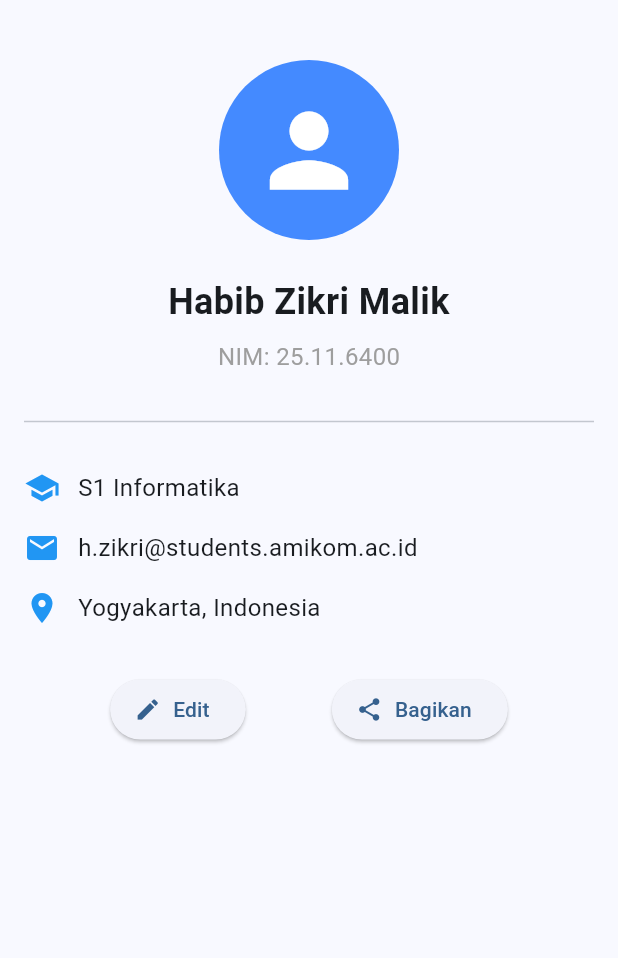
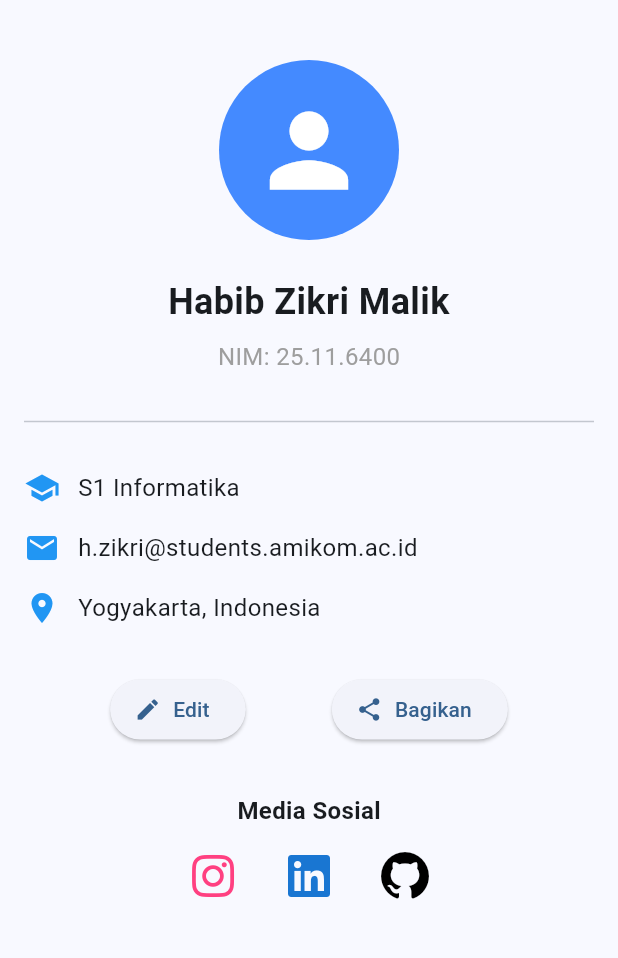
Before and after one commit to habib-zikri/profil_mahasiswa, a Flutter app: the screen it shows after launch, on a phone screen of 412 x 824 dp, the part 84-1042 px from its top. Run offline on Flutter 3.47's test engine with Material 3 defaults, Android fonts, the phone set to English and light mode, and no system bars; our stand-ins replace font_awesome_flutter.

Commit message:
Menambahkan widget SocialMediaRow dengan ikon font_awesome_flutter

```diff
--- a/lib/screens/profile_screen.dart
+++ b/lib/screens/profile_screen.dart
@@ -2,51 +2,60 @@ import 'package:flutter/material.dart';
 
 import '../widgets/profile_photo.dart';
 import '../widgets/profile_info.dart';
+import '../widgets/social_media_row.dart'; // Tambahkan import ini
 
 class ProfileScreen extends StatelessWidget {
   const ProfileScreen({super.key});
+
   @override
   Widget build(BuildContext context) {
     return Scaffold(
       appBar: AppBar(
-        title: const Text('Profil Mahasiswa'),
-        backgroundColor: Colors.blue,
-
-        foregroundColor: Colors.white,
+        title: const Text('Profil Mahasiswa'), //[cite: 1]
+        backgroundColor: Colors.blue, //[cite: 1]
+        foregroundColor: Colors.white, //[cite: 1]
       ),
       body: SingleChildScrollView(
         child: Padding(
-          padding: const EdgeInsets.all(16.0),
+          padding: const EdgeInsets.all(16.0), //[cite: 1]
           child: Column(
-            crossAxisAlignment: CrossAxisAlignment.center,
+            crossAxisAlignment: CrossAxisAlignment.center, //[cite: 1]
             children: [
-              const SizedBox(height: 24),
-              const ProfilePhoto(radius: 60),
-              const SizedBox(height: 24),
+              const SizedBox(height: 24), //[cite: 1]
+              const ProfilePhoto(radius: 60), //[cite: 1]
+              const SizedBox(height: 24), //[cite: 1]
               const ProfileInfo(
-                name: 'Habib Zikri Malik',
-                nim: '25.11.6400',
-                programStudi: 'S1 Informatika',
-                email: 'h.zikri@students.amikom.ac.id',
-                lokasi: 'Yogyakarta, Indonesia',
+                name: 'Habib Zikri Malik', //[cite: 1]
+                nim: '25.11.6400', //[cite: 1]
+                programStudi: 'S1 Informatika', //[cite: 1]
+                email: 'h.zikri@students.amikom.ac.id', //[cite: 1]
+                lokasi: 'Yogyakarta, Indonesia', //[cite: 1]
               ),
-              const SizedBox(height: 24),
+              const SizedBox(height: 24), //[cite: 1]
               // Tombol aksi
               Row(
-                mainAxisAlignment: MainAxisAlignment.spaceEvenly,
+                mainAxisAlignment: MainAxisAlignment.spaceEvenly, //[cite: 1]
                 children: [
                   ElevatedButton.icon(
-                    onPressed: () {},
-                    icon: const Icon(Icons.edit),
-                    label: const Text('Edit'),
+                    onPressed: () {}, //[cite: 1]
+                    icon: const Icon(Icons.edit), //[cite: 1]
+                    label: const Text('Edit'), //[cite: 1]
                   ),
                   ElevatedButton.icon(
-                    onPressed: () {},
-                    icon: const Icon(Icons.share),
-                    label: const Text('Bagikan'),
+                    onPressed: () {}, //[cite: 1]
+                    icon: const Icon(Icons.share), //[cite: 1]
+                    label: const Text('Bagikan'), //[cite: 1]
                   ),
                 ],
               ),
+              const SizedBox(height: 32),
+              // Menambahkan Widget SocialMediaRow di sini
+              const Text(
+                'Media Sosial',
+                style: TextStyle(fontWeight: FontWeight.bold, fontSize: 16)
+              ),
+              const SizedBox(height: 8),
+              const SocialMediaRow(),
             ],
           ),
         ),
--- /dev/null
+++ b/lib/widgets/social_media_row.dart
@@ -0,0 +1,48 @@
+import 'package:flutter/material.dart';
+
+import 'package:font_awesome_flutter/font_awesome_flutter.dart';
+
+class SocialMediaRow extends StatelessWidget {
+  const SocialMediaRow({super.key});
+
+  void _showSnackBar(BuildContext context, String platformName) {
+    ScaffoldMessenger.of(context).showSnackBar(
+      SnackBar(
+        content: Text('Anda mengklik $platformName'),
+        duration: const Duration(seconds: 2),
+      ),
+    );
+  }
+
+  @override
+  Widget build(BuildContext context) {
+    return Row(
+      mainAxisAlignment: MainAxisAlignment.center,
+      children: [
+
+        IconButton(
+          icon: const FaIcon(FontAwesomeIcons.instagram),
+          color: Colors.pinkAccent,
+          iconSize: 32,
+          onPressed: () => _showSnackBar(context, 'Instagram'),
+        ),
+        const SizedBox(width: 16),
+        // Ikon LinkedIn yang Asli
+        IconButton(
+          icon: const FaIcon(FontAwesomeIcons.linkedin),
+          color: Colors.blue[700],
+          iconSize: 32,
+          onPressed: () => _showSnackBar(context, 'LinkedIn'),
+        ),
+        const SizedBox(width: 16),
+
+        IconButton(
+          icon: const FaIcon(FontAwesomeIcons.github),
+          color: Colors.black,
+          iconSize: 32,
+          onPressed: () => _showSnackBar(context, 'GitHub'),
+        ),
+      ],
+    );
+  }
+}
--- a/pubspec.yaml
+++ b/pubspec.yaml
@@ -34,6 +34,7 @@ dependencies:
   # The following adds the Cupertino Icons font to your application.
   # Use with the CupertinoIcons class for iOS style icons.
   cupertino_icons: ^1.0.8
+  font_awesome_flutter: ^11.0.0
 
 dev_dependencies:
   flutter_test:
```
Also changed, not shown: pubspec.lock.
